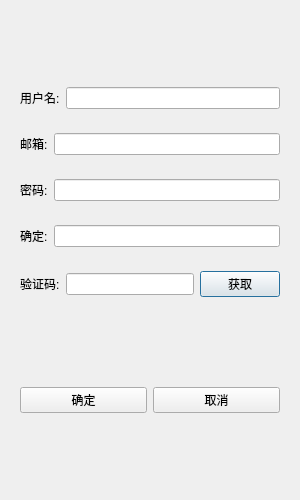
02xmysummer/XuorzChat, file registerdialog.ui: the form before one commit.
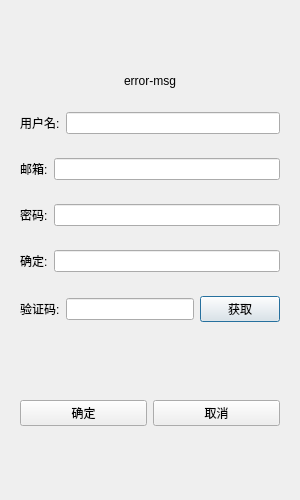
The form after the commit.

Patch:
```diff
--- a/registerdialog.ui
+++ b/registerdialog.ui
@@ -39,6 +39,22 @@
      </property>
     </spacer>
    </item>
+   <item>
+    <widget class="QWidget" name="widget_7" native="true">
+     <layout class="QVBoxLayout" name="verticalLayout_2">
+      <item>
+       <widget class="QLabel" name="err_tip">
+        <property name="text">
+         <string>error-msg</string>
+        </property>
+        <property name="alignment">
+         <set>Qt::AlignmentFlag::AlignCenter</set>
+        </property>
+       </widget>
+      </item>
+     </layout>
+    </widget>
+   </item>
    <item>
     <widget class="QWidget" name="widget_4" native="true">
      <layout class="QHBoxLayout" name="horizontalLayout_4">
```
Left out of the diff: 22 changed lines with no effect on the pictures.
